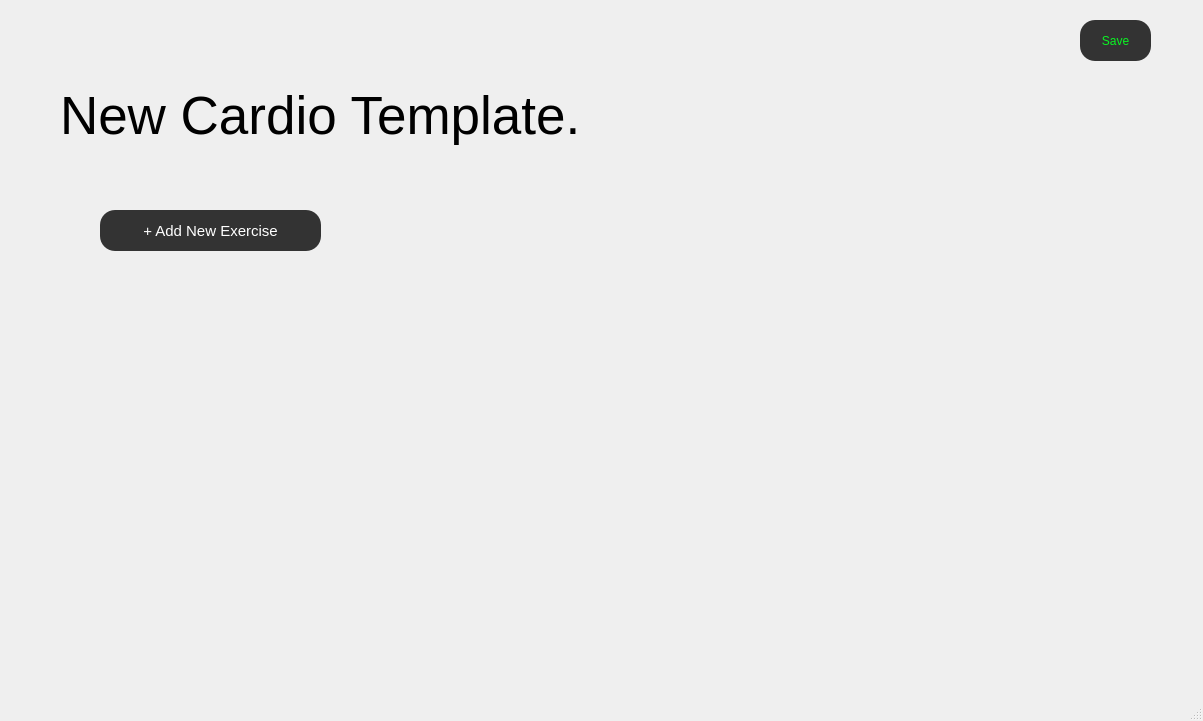
The window that code/cardiotemplate.ui (amroomargit/Forge) describes before a commit, drawn with Qt 5.
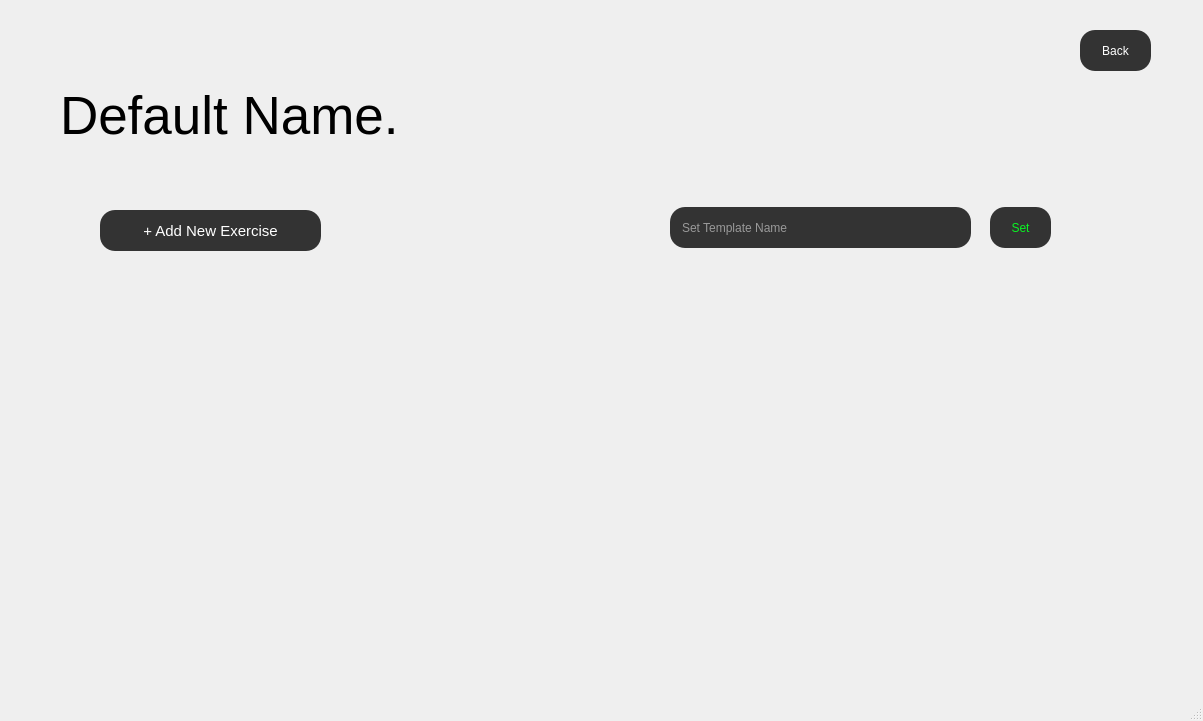
The same window after the commit.

Commit message: cardiotemplate successfully inherited weightlifttemplate parent class, cardiotemplate now fully functional

Diff of the .ui file:
```diff
--- a/code/cardiotemplate.ui
+++ b/code/cardiotemplate.ui
@@ -14,11 +14,42 @@
    <string>MainWindow</string>
   </property>
   <widget class="QWidget" name="centralwidget">
+   <widget class="QPushButton" name="saveNewName">
+    <property name="geometry">
+     <rect>
+      <x>990</x>
+      <y>207</y>
+      <width>61</width>
+      <height>41</height>
+     </rect>
+    </property>
+    <property name="font">
+     <font>
+      <pointsize>9</pointsize>
+     </font>
+    </property>
+    <property name="styleSheet">
+     <string notr="true">QPushButton {
+background-color: #333333;
+color: #09f522;
+border-radius: 15px;
+padding: 10px 20px;
+}
+
+QPushButton:hover {
+     background-color: #09f522;
+color: white;
+}</string>
+    </property>
+    <property name="text">
+     <string>Set</string>
+    </property>
+   </widget>
    <widget class="QScrollArea" name="scrollArea">
     <property name="geometry">
      <rect>
       <x>80</x>
-      <y>290</y>
+      <y>280</y>
       <width>981</width>
       <height>391</height>
      </rect>
@@ -49,7 +80,7 @@
      <enum>QFrame::Shape::NoFrame</enum>
     </property>
     <property name="widgetResizable">
-     <bool>true</bool>
+     <bool>false</bool>
     </property>
     <widget class="QWidget" name="scrollAreaWidgetContents">
      <property name="geometry">
@@ -62,6 +93,91 @@
      </property>
     </widget>
    </widget>
+   <widget class="QPushButton" name="addNewExerciseButton">
+    <property name="geometry">
+     <rect>
+      <x>100</x>
+      <y>210</y>
+      <width>221</width>
+      <height>41</height>
+     </rect>
+    </property>
+    <property name="font">
+     <font>
+      <pointsize>11</pointsize>
+     </font>
+    </property>
+    <property name="styleSheet">
+     <string notr="true">QPushButton {
+background-color: #333333;
+color: white;
+border-radius: 15px;
+padding: 10px 20px;
+}
+
+QPushButton:hover {
+     background-color: #bababa;
+color: black;
+}</string>
+    </property>
+    <property name="text">
+     <string>+ Add New Exercise</string>
+    </property>
+   </widget>
+   <widget class="QLineEdit" name="templateNameBox">
+    <property name="geometry">
+     <rect>
+      <x>670</x>
+      <y>207</y>
+      <width>301</width>
+      <height>41</height>
+     </rect>
+    </property>
+    <property name="styleSheet">
+     <string notr="true">background-color: #333333;
+color: white;
+border-radius: 15px;
+padding: 10px;
+</string>
+    </property>
+    <property name="maxLength">
+     <number>12</number>
+    </property>
+    <property name="placeholderText">
+     <string>Set Template Name</string>
+    </property>
+   </widget>
+   <widget class="QPushButton" name="backButton">
+    <property name="geometry">
+     <rect>
+      <x>1080</x>
+      <y>30</y>
+      <width>71</width>
+      <height>41</height>
+     </rect>
+    </property>
+    <property name="font">
+     <font>
+      <pointsize>9</pointsize>
+     </font>
+    </property>
+    <property name="styleSheet">
+     <string notr="true">QPushButton {
+background-color: #333333;
+color: white;
+border-radius: 15px;
+padding: 10px 20px;
+}
+
+QPushButton:hover {
+     background-color: #bababa;
+color: black;
+}</string>
+    </property>
+    <property name="text">
+     <string>Back</string>
+    </property>
+   </widget>
    <widget class="QLabel" name="titleLabel">
     <property name="geometry">
      <rect>
@@ -77,69 +193,7 @@
      </font>
     </property>
     <property name="text">
-     <string>New Cardio Template.</string>
-    </property>
-   </widget>
-   <widget class="QPushButton" name="backButton">
-    <property name="geometry">
-     <rect>
-      <x>1080</x>
-      <y>20</y>
-      <width>71</width>
-      <height>41</height>
-     </rect>
-    </property>
-    <property name="font">
-     <font>
-      <pointsize>9</pointsize>
-     </font>
-    </property>
-    <property name="styleSheet">
-     <string notr="true">QPushButton {
-background-color: #333333;
-color: #09f522;
-border-radius: 15px;
-padding: 10px 20px;
-}
-
-QPushButton:hover {
-     background-color: #09f522;
-color: white;
-}</string>
-    </property>
-    <property name="text">
-     <string>Save</string>
-    </property>
-   </widget>
-   <widget class="QPushButton" name="backButton_2">
-    <property name="geometry">
-     <rect>
-      <x>100</x>
-      <y>210</y>
-      <width>221</width>
-      <height>41</height>
-     </rect>
-    </property>
-    <property name="font">
-     <font>
-      <pointsize>11</pointsize>
-     </font>
-    </property>
-    <property name="styleSheet">
-     <string notr="true">QPushButton {
-background-color: #333333;
-color: white;
-border-radius: 15px;
-padding: 10px 20px;
-}
-
-QPushButton:hover {
-     background-color: #bababa;
-color: black;
-}</string>
-    </property>
-    <property name="text">
-     <string>+ Add New Exercise</string>
+     <string>Default Name.</string>
     </property>
    </widget>
   </widget>
```
The commit also changes 10 other files.
